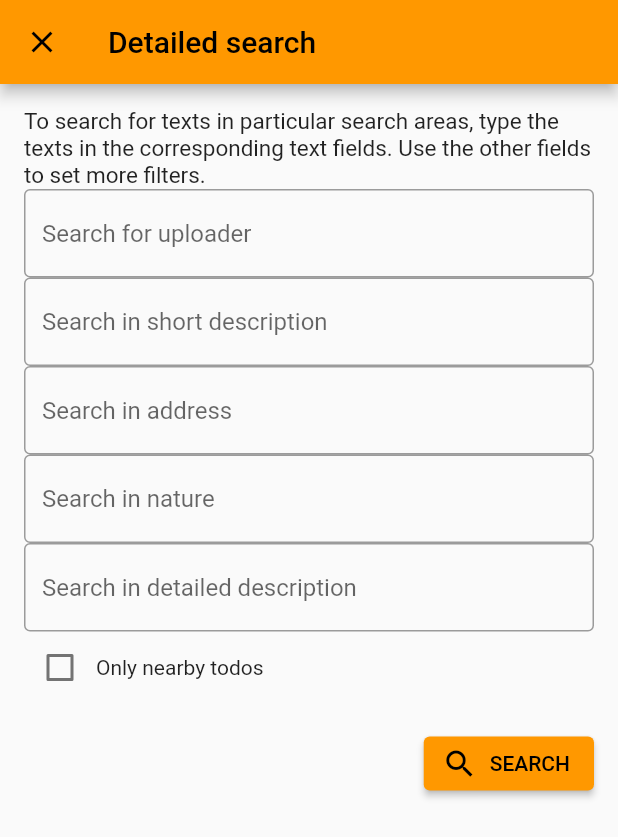
After one commit to whattila/tourism_todo_recommender, a Flutter app: the HomeView screen opened directly, after a tap on "SEARCH", after a tap on "DETAILED SEARCH", on a phone screen of 412 x 824 dp. The commit adds this screen. Shown: the top 837 px of the screen. Run offline on Flutter 3.47's test engine with Material 2 defaults, Android fonts, the phone set to English and light mode, and no system bars; our stand-ins replace bloc, cloud_firestore, equatable, firebase_auth, firebase_core, flutter_bloc and 3 more; missing offline and left inert: flow_builder; accounts and stored records are empty.

Commit message:
Implemented detailed search UI

```diff
--- a/lib/bloc/search/detailed_search/detailed_search_cubit.dart
+++ b/lib/bloc/search/detailed_search/detailed_search_cubit.dart
@@ -1,4 +1,38 @@
+import 'package:bloc/bloc.dart';
 import 'package:tourism_todo_recommender/models/detailed_search_data.dart';
+import 'package:tourism_todo_recommender/models/geolocation.dart';
+import 'detailed_search_state.dart';
+
+class DetailedSearchCubit extends Cubit<DetailedSearchState>{
+  DetailedSearchCubit(this._listener) : super(const DetailedSearchState.initial());
+
+  final DetailedSearchRequestListener _listener;
+
+  void nearbyOnlyCheckedChanged(bool checked) {
+    emit(state.copyWith(isNearbyOnlyChecked: checked));
+  }
+
+  void searchLaunched({
+    required String uploaderSearchTerm,
+    required String shortDescriptionSearchTerm,
+    required String addressSearchTerm,
+    required String natureSearchTerm,
+    required String detailedDescriptionSearchTerm
+  }) {
+    // TODO: the two 0.0s are temporary, swap with real data later!
+    final DetailedSearchData searchData = DetailedSearchData(
+        uploaderSearchTerm: uploaderSearchTerm,
+        shortDescriptionSearchTerm: shortDescriptionSearchTerm,
+        natureSearchTerm: natureSearchTerm,
+        addressSearchTerm: addressSearchTerm,
+        detailedDescriptionSearchTerm: detailedDescriptionSearchTerm,
+        userLocation: const Geolocation(longitude: 0.0, latitude: 0.0)
+    );
+
+    _listener.launchDetailedSearch(searchData);
+    emit(state.copyWith(isSubmitted: true));
+  }
+}
 
 abstract class DetailedSearchRequestListener {
   void launchDetailedSearch(DetailedSearchData searchData);
--- /dev/null
+++ b/lib/bloc/search/detailed_search/detailed_search_state.dart
@@ -0,0 +1,20 @@
+import 'package:equatable/equatable.dart';
+
+class DetailedSearchState extends Equatable {
+  final bool isNearbyOnlyChecked;
+  final bool isSubmitted; // should be false while we are on this page, and set to true when we are done
+
+  const DetailedSearchState(this.isNearbyOnlyChecked, this.isSubmitted,);
+
+  const DetailedSearchState.initial({this.isNearbyOnlyChecked = false, this.isSubmitted = false,});
+
+  DetailedSearchState copyWith({bool? isNearbyOnlyChecked, bool? isSubmitted}) {
+    return DetailedSearchState(
+        isNearbyOnlyChecked ?? this.isNearbyOnlyChecked,
+        isSubmitted ?? this.isSubmitted,
+    );
+  }
+
+  @override
+  List<Object> get props => [isNearbyOnlyChecked, isSubmitted];
+}
--- a/lib/bloc/search/search_bloc.dart
+++ b/lib/bloc/search/search_bloc.dart
@@ -1,3 +1,4 @@
+import 'dart:async';
 import 'package:bloc/bloc.dart';
 import 'package:tourism_todo_recommender/bloc/search/detailed_search/detailed_search_cubit.dart';
 import 'package:tourism_todo_recommender/bloc/search/search_event.dart';
@@ -6,9 +7,7 @@ import 'package:tourism_todo_recommender/models/detailed_search_data.dart';
 import '../../repository/tourism_repository.dart';
 
 class SearchBloc extends Bloc<SearchEvent, SearchState> implements DetailedSearchRequestListener {
-  SearchBloc({required TourismRepository tourismRepository,})
-      : _tourismRepository = tourismRepository,
-        super(SearchStateEmpty()) {
+  SearchBloc(this._tourismRepository) : super(SearchStateEmpty()) {
     on<SearchLaunched>(_onSearchLaunched);
     on<SearchFieldCleared>(_onSearchFieldCleared);
     on<DetailedSearchLaunched>(_onDetailedSearchLaunched);
@@ -41,8 +40,8 @@ class SearchBloc extends Bloc<SearchEvent, SearchState> implements DetailedSearc
       DetailedSearchLaunched event,
       Emitter<SearchState> emit,
       ) async {
-    // TODO: implement _onDetailedSearchLaunched
-    throw UnimplementedError();
+    // TODO: switch to SearchStateLoading when actually implementing
+    emit(SearchStateEmpty());
   }
 
   @override
--- a/lib/models/detailed_search_data.dart
+++ b/lib/models/detailed_search_data.dart
@@ -1,7 +1,21 @@
+import 'geolocation.dart';
+
 class DetailedSearchData {
-  // TODO: hogy legyenek a szöveges paraméterek kulcs-érték párjai tárolva?
-  const DetailedSearchData({required this.nearbyOnly});
 
-  // TODO: ide biztos ez kell és nem maga a hely egy Geolocation objektumban?
-  final bool nearbyOnly;
+  const DetailedSearchData({
+    required this.uploaderSearchTerm,
+    required this.shortDescriptionSearchTerm,
+    required this.natureSearchTerm,
+    required this.addressSearchTerm,
+    required this.detailedDescriptionSearchTerm,
+    required this.userLocation
+  });
+
+  final String uploaderSearchTerm;
+  final String shortDescriptionSearchTerm;
+  final String natureSearchTerm;
+  final String addressSearchTerm;
+  final String detailedDescriptionSearchTerm;
+
+  final Geolocation userLocation;
 }
--- a/lib/widget/home/home_page.dart
+++ b/lib/widget/home/home_page.dart
@@ -50,9 +50,9 @@ class HomeView extends StatelessWidget {
       floatingActionButton: FloatingActionButton(
         key: const Key('homeView_uploadTodo_floatingActionButton'),
         onPressed: () => Navigator.of(context).push(UploadPage.route()),
-        child: const Icon(Icons.upload),
         backgroundColor: Colors.deepOrange,
         foregroundColor: Colors.white,
+        child: const Icon(Icons.upload),
       ),
       bottomNavigationBar: BottomAppBar(
         shape: const CircularNotchedRectangle(),
--- /dev/null
+++ b/lib/widget/search/detailed_search/detailed_search_page.dart
@@ -0,0 +1,169 @@
+import 'package:flutter/material.dart';
+import 'package:flutter_bloc/flutter_bloc.dart';
+import 'package:tourism_todo_recommender/bloc/search/detailed_search/detailed_search_state.dart';
+import '../../../bloc/search/detailed_search/detailed_search_cubit.dart';
+
+class DetailedSearchPage extends StatelessWidget {
+  const DetailedSearchPage({Key? key}) : super(key: key);
+
+  static Route<void> route({required DetailedSearchRequestListener listener}) {
+    return MaterialPageRoute(
+      fullscreenDialog: true,
+      builder: (context) => BlocProvider(
+        create: (context) => DetailedSearchCubit(listener),
+        child: const DetailedSearchPage(),
+      ),
+    );
+  }
+
+  @override
+  Widget build(BuildContext context) {
+    return BlocListener<DetailedSearchCubit, DetailedSearchState>(
+      listenWhen: (previous, current) =>
+          previous.isSubmitted != current.isSubmitted &&
+          current.isSubmitted == true,
+      listener: (context, state) => Navigator.of(context).pop(),
+      child: const DetailedSearchView(),
+    );
+  }
+}
+
+class DetailedSearchView extends StatelessWidget {
+  const DetailedSearchView({Key? key}) : super(key: key);
+
+  @override
+  Widget build(BuildContext context) {
+    return Scaffold(
+      appBar: AppBar(
+        title: const Text("Detailed search"),
+      ),
+      body: SingleChildScrollView(
+        child: Padding(
+          padding: const EdgeInsets.all(16),
+          child: Column(
+            children: [
+              const Text(
+                'To search for texts in particular search areas, type the texts in the corresponding text fields. Use the other fields to set more filters.',
+                textAlign: TextAlign.start,
+                style: TextStyle(fontSize: 15),
+              ),
+              _SearchForm(),
+            ],
+          ),
+        ),
+      ),
+    );
+  }
+}
+
+class _SearchForm extends StatefulWidget {
+  @override
+  _SearchFormState createState() => _SearchFormState();
+}
+
+class _SearchFormState extends State<_SearchForm> {
+  final _key = GlobalKey<FormState>();
+  final uploaderController = TextEditingController();
+  final shortDescriptionController = TextEditingController();
+  final addressController = TextEditingController();
+  final natureController = TextEditingController();
+  final detailedDescriptionController = TextEditingController();
+
+  @override
+  Widget build(BuildContext context) {
+    return Column(
+      children: <Widget>[
+        TextFormField(
+          controller: uploaderController,
+          decoration: const InputDecoration(
+            hintText: 'Search for uploader',
+            border: OutlineInputBorder()
+          ),
+        ),
+        TextFormField(
+          controller: shortDescriptionController,
+          decoration: const InputDecoration(
+            hintText: 'Search in short description',
+            border: OutlineInputBorder()
+          ),
+        ),
+        TextFormField(
+          controller: addressController,
+          decoration: const InputDecoration(
+            hintText: 'Search in address',
+            border: OutlineInputBorder()
+          ),
+        ),
+        TextFormField(
+          controller: natureController,
+          decoration: const InputDecoration(
+            hintText: 'Search in nature',
+            border: OutlineInputBorder()
+          ),
+        ),
+        TextFormField(
+          controller: detailedDescriptionController,
+          decoration: const InputDecoration(
+            hintText: 'Search in detailed description',
+            border: OutlineInputBorder()
+          ),
+        ),
+        const CheckboxRow(),
+        Row(
+          mainAxisAlignment: MainAxisAlignment.end,
+          children: [
+            Padding(
+              padding: const EdgeInsets.only(top: 16),
+              child: ElevatedButton.icon(
+                onPressed: () {
+                  context.read<DetailedSearchCubit>().searchLaunched(
+                      uploaderSearchTerm: uploaderController.value.text,
+                      shortDescriptionSearchTerm: shortDescriptionController.value.text,
+                      addressSearchTerm: addressController.value.text,
+                      natureSearchTerm: natureController.value.text,
+                      detailedDescriptionSearchTerm: detailedDescriptionController.value.text
+                  );
+                },
+                icon: const Icon(Icons.search),
+                label: const Text("SEARCH"),
+              ),
+            ),
+          ],
+        )
+      ],
+    );
+  }
+
+  @override
+  void dispose() {
+    uploaderController.dispose();
+    shortDescriptionController.dispose();
+    addressController.dispose();
+    natureController.dispose();
+    detailedDescriptionController.dispose();
+
+    super.dispose();
+  }
+}
+
+class CheckboxRow extends StatelessWidget {
+  const CheckboxRow({Key? key}) : super(key: key);
+
+  @override
+  Widget build(BuildContext context) {
+    final isChecked = context.watch<DetailedSearchCubit>().state.isNearbyOnlyChecked;
+    return Row(
+      children: [
+        Checkbox(
+          value: isChecked,
+          onChanged: (checked) {
+            if (checked != null) {
+              context.read<DetailedSearchCubit>().nearbyOnlyCheckedChanged(checked);
+            }
+          },
+        ),
+        const Text("Only nearby todos")
+      ],
+    );
+  }
+}
--- a/lib/widget/search/search_page.dart
+++ b/lib/widget/search/search_page.dart
@@ -7,6 +7,7 @@
 import '../../repository/tourism_repository.dart';
 import '../detail/detail_page.dart';
 import '../map/map_page.dart';
+import 'detailed_search/detailed_search_page.dart';
 
 class SearchPage extends StatelessWidget {
   const SearchPage({Key? key}) : super(key: key);
@@ -14,7 +15,7 @@
   @override
   Widget build(BuildContext context) {
     return BlocProvider(
-      create: (context) => SearchBloc(tourismRepository: context.read<TourismRepository>()),
+      create: (context) => SearchBloc(context.read<TourismRepository>()),
       child: Column(
         children: <Widget>[
           _Searcher(),
@@ -64,6 +65,9 @@
             ),
           ),
           const SizedBox(height: 4),
+          Row(
+            mainAxisAlignment: MainAxisAlignment.center,
+            children: [
               ElevatedButton.icon(
                 onPressed: () {
                   final value = _textController.value.text;
@@ -76,6 +80,12 @@
                   foregroundColor: MaterialStateProperty.all<Color>(Colors.white),
                 ),
               ),
+              TextButton(
+                onPressed: () => Navigator.of(context).push(DetailedSearchPage.route(listener: _searchBloc)),
+                child: const Text('DETAILED SEARCH'),
+              )
+            ]
+          )
         ]
     );
   }
```
Lines whose indentation alone changed are shown as unchanged.
